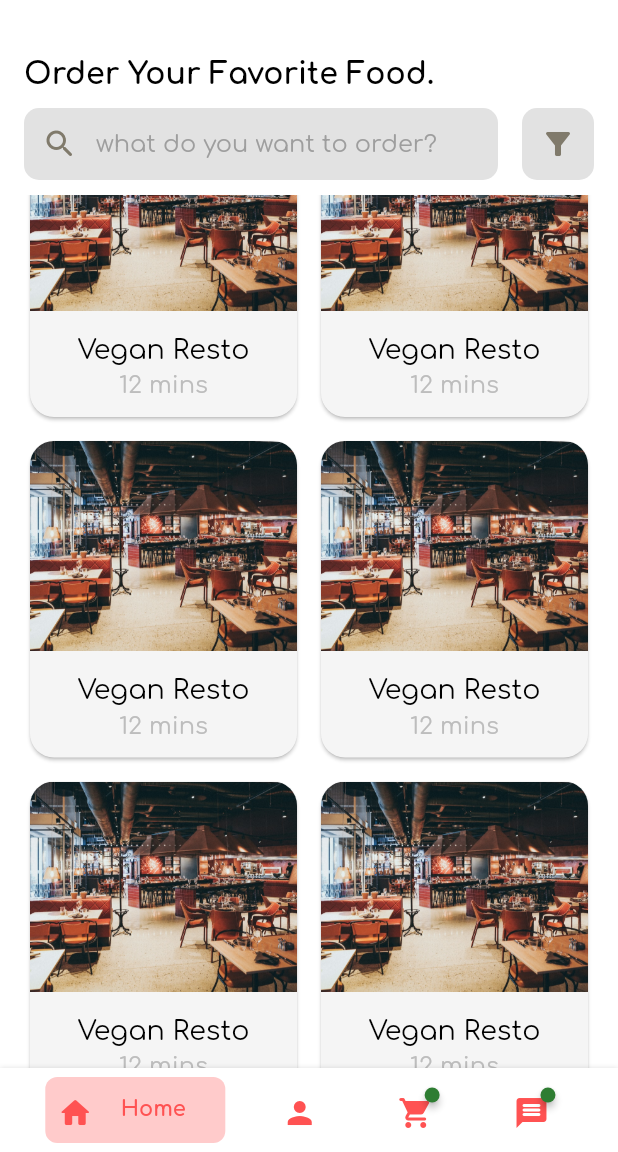
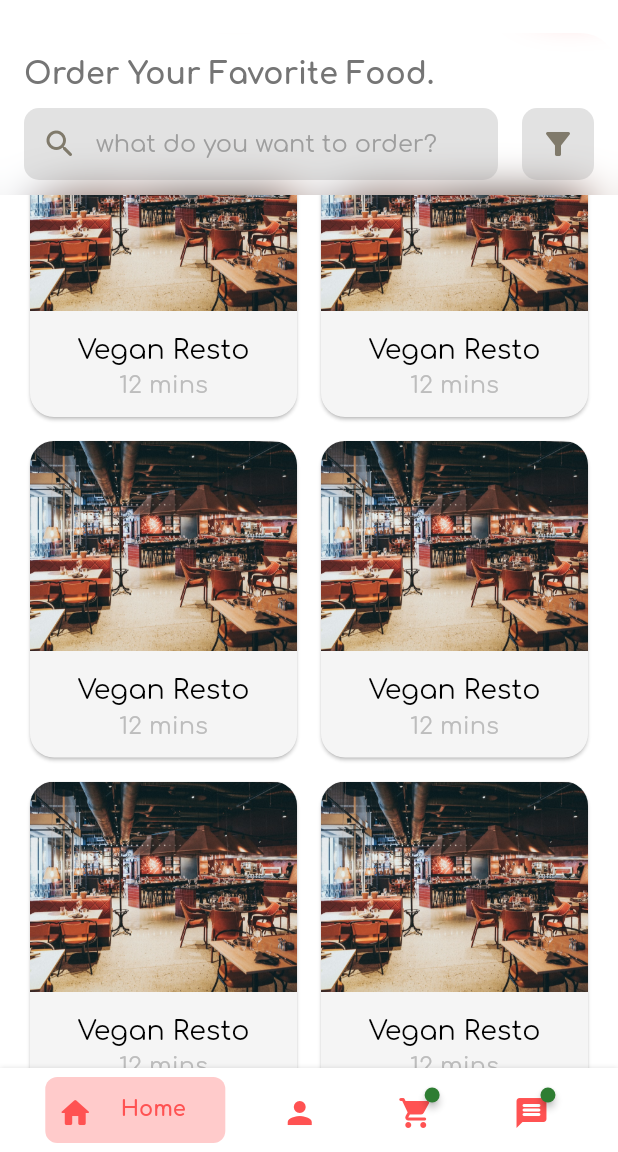
Before and after one commit to Vickydhope/food_express, a Flutter app: the screen it shows after launch, scrolled down 1152 dp, on a phone screen of 412 x 824 dp, the part 84-1236 px from its top. Run offline on Flutter 3.47's test engine with Material 2 defaults, Android fonts, the phone set to English and light mode, and no system bars; drawn by our look-alikes of badges; our stand-ins replace go_router, google_fonts.

Commit message:
Frosted Widget

```diff
--- a/lib/util/router_config.dart
+++ b/lib/util/router_config.dart
@@ -3,7 +3,7 @@ import 'package:food_express/view/app_scaffold.dart';
 import 'package:food_express/view/cart/cart_page.dart';
 import 'package:food_express/view/dashboard/dashboard_page.dart';
 import 'package:food_express/view/dish_details/dish_details_page.dart';
-import 'package:food_express/view/frosted/frosted_page.dart';
+import 'package:food_express/widgets/frosted_background_widget.dart';
 import 'package:food_express/view/messages/messages_page.dart';
 import 'package:food_express/view/profile/profile_page.dart';
 import 'package:food_express/view/restaurant/restaurant_page.dart';
--- a/lib/util/themes.dart
+++ b/lib/util/themes.dart
@@ -86,7 +86,7 @@ ThemeData customLightTheme() {
     errorColor: Colors.redAccent,
     appBarTheme: lightTheme.appBarTheme.copyWith(
       toolbarHeight: kToolbarHeight + 1.25,
-      foregroundColor: Colors.white,
+      foregroundColor: Colors.black,
       backgroundColor: Colors.white,
       iconTheme: IconThemeData(color: Colors.grey.shade800),
       titleTextStyle:
@@ -137,7 +137,8 @@ ThemeData customDarkTheme() {
         TargetPlatform.linux: CupertinoPageTransitionsBuilder(),
       },
     ),
-    drawerTheme: darkTheme.drawerTheme.copyWith(backgroundColor: Colors.white),
+    drawerTheme:
+        darkTheme.drawerTheme.copyWith(backgroundColor: Colors.grey.shade800),
     cardTheme: darkTheme.cardTheme.copyWith(
         shape: RoundedRectangleBorder(
           borderRadius: BorderRadius.circular(16),
@@ -188,13 +189,12 @@ ThemeData customDarkTheme() {
     errorColor: Colors.redAccent,
     appBarTheme: darkTheme.appBarTheme.copyWith(
       toolbarHeight: kToolbarHeight + 1.25,
-      foregroundColor: Colors.black,
-      backgroundColor: Colors.black,
+      foregroundColor: Colors.white,
+      backgroundColor: Colors.grey.shade900,
       iconTheme: const IconThemeData(color: Colors.white),
-      titleTextStyle:
-          darkTheme.appBarTheme.titleTextStyle?.copyWith(color: Colors.white),
+      titleTextStyle: darkTheme.appBarTheme.titleTextStyle,
     ),
-    bottomAppBarColor: Colors.black,
+    bottomAppBarColor: Colors.grey.shade900,
     inputDecorationTheme: InputDecorationTheme(
       prefixIconColor: const Color(0xFF807A6B),
       hintStyle: const TextStyle(color: Colors.grey),
--- a/lib/view/cart/cart_page.dart
+++ b/lib/view/cart/cart_page.dart
@@ -9,9 +9,8 @@ class CartPage extends StatelessWidget {
       appBar: AppBar(
         centerTitle: false,
         elevation: 0,
-        title: const Text(
+        title:  const Text(
           "Cart",
-          style: TextStyle(color: Colors.black),
         ),
       ),
       body: Center(child: Text("Cart",style: Theme.of(context).textTheme.headline6,)),
--- a/lib/view/dashboard/dashboard_page.dart
+++ b/lib/view/dashboard/dashboard_page.dart
@@ -4,7 +4,6 @@ import 'package:flutter/foundation.dart';
 import 'package:flutter/material.dart';
 import 'package:flutter_staggered_grid_view/flutter_staggered_grid_view.dart';
 import 'package:food_express/res/drawables.dart';
-import 'package:food_express/widgets/restaurant_card.dart';
 import 'package:go_router/go_router.dart';
 import 'package:google_fonts/google_fonts.dart';
 
@@ -83,12 +82,16 @@ class _DashboardPageState extends State<DashboardPage> {
             elevation: 0,
             bottom: PreferredSize(
               preferredSize: const Size(double.infinity, 130),
+              child: FrostedBackgroundWidget(
+                borderRadius: const BorderRadius.only(
+                  topLeft: Radius.circular(25),
+                  topRight: Radius.circular(25),
+                ),
                 child: Container(
-                decoration: BoxDecoration(
-                  color: Theme.of(context).backgroundColor,
-                  borderRadius: const BorderRadius.only(
-                    topLeft: Radius.circular(16),
-                    topRight: Radius.circular(16),
+                  decoration: const BoxDecoration(
+                    borderRadius: BorderRadius.only(
+                      topLeft: Radius.circular(25),
+                      topRight: Radius.circular(25),
                     ),
                   ),
                   padding: const EdgeInsets.only(
@@ -103,10 +106,13 @@ class _DashboardPageState extends State<DashboardPage> {
                             flex: 25,
                             child: Text(
                               "Order Your Favorite Food.",
-                            style:
-                                Theme.of(context).textTheme.headline1?.copyWith(
+                              style: Theme.of(context)
+                                  .textTheme
+                                  .headline1
+                                  ?.copyWith(
                                     fontWeight: FontWeight.bold,
                                     fontSize: 20,
+                                color: Colors.grey.shade600
                                   ),
                             ),
                           ),
@@ -154,6 +160,7 @@ class _DashboardPageState extends State<DashboardPage> {
                 ),
               ),
             ),
+          ),
           SliverToBoxAdapter(
               child: Padding(
             padding: const EdgeInsets.only(top: 4.0, left: 16, right: 16),
--- a/lib/view/messages/messages_page.dart
+++ b/lib/view/messages/messages_page.dart
@@ -1,6 +1,6 @@
 import 'package:flutter/material.dart';
 import 'package:food_express/res/drawables.dart';
-import 'package:food_express/widgets/fullscreen_image_wrapper_widget.dart';
+import 'package:food_express/widgets/widgets.dart';
 
 class MessagesPage extends StatelessWidget {
   const MessagesPage({Key? key}) : super(key: key);
@@ -9,10 +9,8 @@ class MessagesPage extends StatelessWidget {
   Widget build(BuildContext context) {
     return Scaffold(
       appBar: AppBar(
-        backgroundColor: Colors.redAccent,
         title: const Text(
           "Messages",
-          style: TextStyle(color: Colors.white),
         ),
       ),
       body: SafeArea(
--- a/lib/view/profile/profile_page.dart
+++ b/lib/view/profile/profile_page.dart
@@ -1,8 +1,7 @@
 import 'package:flutter/material.dart';
 import 'package:food_express/res/drawables.dart';
 import 'package:food_express/view/restaurant/restaurant_page.dart';
-import 'package:food_express/widgets/product_card.dart';
-import 'package:food_express/widgets/sharer_mask_wrapper_widget.dart';
+import 'package:food_express/widgets/widgets.dart';
 import 'package:go_router/go_router.dart';
 
 class ProfilePage extends StatefulWidget {
@@ -173,7 +172,7 @@ class _ProfilePageState extends State<ProfilePage> {
                     },
                   ),
                   const Text(
-                    "Lorem Ipsum delor dummmy text Quick brown fox jumps over the lazy dog",
+                    "Quick brown fox jumps over the lazy dog",
                     style: TextStyle(fontSize: 100),
                   )
                 ],
--- a/lib/view/restaurant/restaurant_page.dart
+++ b/lib/view/restaurant/restaurant_page.dart
@@ -6,8 +6,6 @@ import 'package:flutter/foundation.dart';
 import 'package:flutter/material.dart';
 import 'package:flutter_staggered_grid_view/flutter_staggered_grid_view.dart';
 import 'package:food_express/res/drawables.dart';
-import 'package:food_express/widgets/product_card.dart';
-import 'package:food_express/widgets/sharer_mask_wrapper_widget.dart';
 import 'package:go_router/go_router.dart';
 
 import '../../widgets/widgets.dart';
--- a/lib/view/sign_in/sign_in_page.dart
+++ b/lib/view/sign_in/sign_in_page.dart
@@ -3,7 +3,7 @@ import 'package:flutter/services.dart';
 import 'package:food_express/res/drawables.dart';
 import 'package:food_express/view/dashboard/dashboard_page.dart';
 import 'package:food_express/view/sign_up/sign_up_page.dart';
-import 'package:food_express/widgets/screen_background.dart';
+import 'package:food_express/widgets/widgets.dart';
 
 class SignInPage extends StatefulWidget {
   const SignInPage({Key? key}) : super(key: key);
--- /dev/null
+++ b/lib/widgets/frosted_background_widget.dart
@@ -0,0 +1,40 @@
+import 'dart:ui';
+
+import 'package:flutter/material.dart';
+
+class FrostedBackgroundWidget extends StatelessWidget {
+  final Widget child;
+  final BorderRadius? borderRadius;
+  final ImageFilter? imageFilter;
+  final EdgeInsets? margin;
+  final EdgeInsets? padding;
+
+  const FrostedBackgroundWidget({Key? key,
+    required this.child,
+    this.borderRadius,
+    this.imageFilter,
+    this.margin,
+    this.padding})
+      : super(key: key);
+
+  @override
+  Widget build(BuildContext context) {
+    return ClipRRect(
+      borderRadius: borderRadius,
+      child: BackdropFilter(
+        filter: imageFilter ?? ImageFilter.blur(sigmaX: 15.0, sigmaY: 15.0),
+        child: Container(
+          decoration: BoxDecoration(
+            color: Theme
+                .of(context)
+                .appBarTheme
+                .backgroundColor
+                ?.withOpacity(0),),
+          margin: margin,
+          padding: padding,
+          child: child,
+        ),
+      ),
+    );
+  }
+}
--- a/lib/widgets/widgets.dart
+++ b/lib/widgets/widgets.dart
@@ -3,3 +3,7 @@ export 'screen_background.dart';
 export 'expandable_text.dart';
 export 'small_text.dart';
 export 'restaurant_card.dart';
+export 'fullscreen_image_wrapper_widget.dart';
+export 'product_card.dart';
+export 'sharer_mask_wrapper_widget.dart';
+export 'frosted_background_widget.dart';
```
Also changed, not shown: lib/view/dish_details/dish_details_page.dart (+7 -15 lines), lib/view/frosted/frosted_page.dart (deleted, +0 -40 lines), lib/widgets/fullscreen_image_wrapper_widget.dart (+9 -7 lines). Lines whose indentation alone changed are shown as unchanged.
